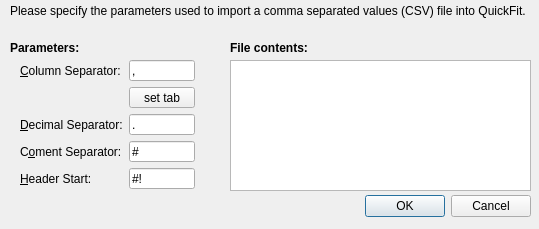
This is lib/qfdlg_csvparameters.ui in jkriege2/QuickFit3 as Qt 5 draws it before an edit. The edited form follows.
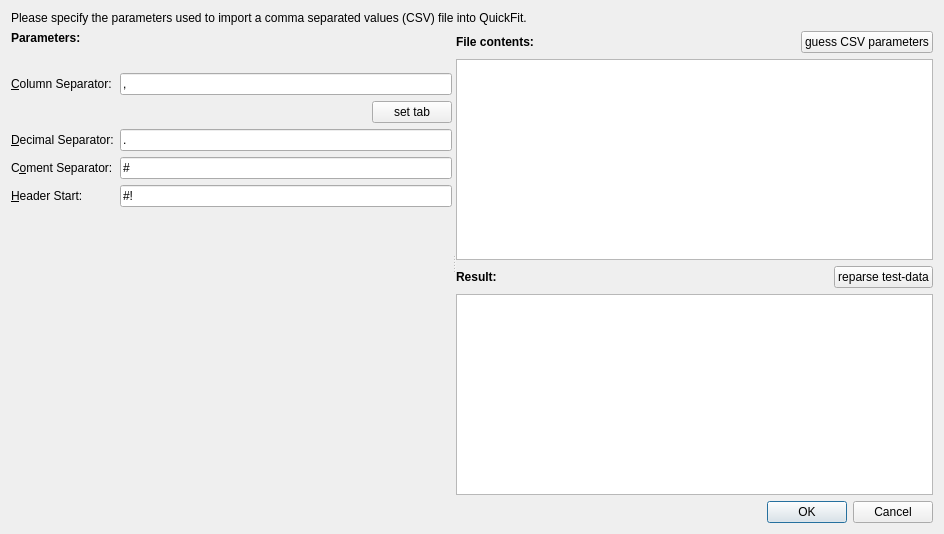
This is the edited form. Custom widgets are drawn as their Qt base class.

Diff of the .ui file:
```diff
--- a/lib/qfdlg_csvparameters.ui
+++ b/lib/qfdlg_csvparameters.ui
@@ -9,8 +9,8 @@
    <rect>
     <x>0</x>
     <y>0</y>
-    <width>539</width>
-    <height>229</height>
+    <width>944</width>
+    <height>534</height>
    </rect>
   </property>
   <property name="minimumSize">
@@ -19,43 +19,15 @@
     <height>229</height>
    </size>
   </property>
-  <property name="maximumSize">
-   <size>
-    <width>539</width>
-    <height>229</height>
-   </size>
-  </property>
   <property name="windowTitle">
    <string>CSV Import Properties</string>
   </property>
   <property name="modal">
    <bool>true</bool>
   </property>
-  <widget class="QDialogButtonBox" name="buttonBox">
-   <property name="geometry">
-    <rect>
-     <x>320</x>
-     <y>190</y>
-     <width>211</width>
-     <height>32</height>
-    </rect>
-   </property>
-   <property name="orientation">
-    <enum>Qt::Horizontal</enum>
-   </property>
-   <property name="standardButtons">
-    <set>QDialogButtonBox::Cancel|QDialogButtonBox::Ok</set>
-   </property>
-  </widget>
+  <layout class="QVBoxLayout" name="verticalLayout_3" stretch="0,1,0">
+   <item>
   <widget class="QLabel" name="label_5">
-   <property name="geometry">
-    <rect>
-     <x>10</x>
-     <y>0</y>
-     <width>521</width>
-     <height>21</height>
-    </rect>
-   </property>
    <property name="text">
     <string>Please specify the parameters used to import a comma separated values (CSV) file into QuickFit.</string>
    </property>
@@ -63,19 +35,52 @@
     <bool>true</bool>
    </property>
   </widget>
+   </item>
+   <item>
+    <widget class="QVisibleHandleSplitter" name="splitter">
+     <property name="orientation">
+      <enum>Qt::Horizontal</enum>
+     </property>
   <widget class="QWidget" name="layoutWidget">
-   <property name="geometry">
-    <rect>
-     <x>20</x>
-     <y>60</y>
-     <width>175</width>
-     <height>129</height>
-    </rect>
-   </property>
+      <layout class="QVBoxLayout" name="verticalLayout">
+       <item>
+        <widget class="QLabel" name="label_6">
+         <property name="font">
+          <font>
+           <weight>75</weight>
+           <bold>true</bold>
+          </font>
+         </property>
+         <property name="text">
+          <string>Parameters:</string>
+         </property>
+        </widget>
+       </item>
+       <item>
+        <widget class="QConfigComboboxWidget" name="widConfig" native="true">
+         <property name="minimumSize">
+          <size>
+           <width>0</width>
+           <height>16</height>
+          </size>
+         </property>
+        </widget>
+       </item>
+       <item>
    <layout class="QFormLayout" name="formLayout">
     <property name="fieldGrowthPolicy">
      <enum>QFormLayout::AllNonFixedFieldsGrow</enum>
     </property>
+         <item row="0" column="0">
+          <widget class="QLabel" name="label">
+           <property name="text">
+            <string>&amp;Column Separator:</string>
+           </property>
+           <property name="buddy">
+            <cstring>edtColumn</cstring>
+           </property>
+          </widget>
+         </item>
     <item row="0" column="1">
      <widget class="QLineEdit" name="edtColumn">
       <property name="text">
@@ -86,6 +91,30 @@
       </property>
      </widget>
     </item>
+         <item row="1" column="1">
+          <layout class="QHBoxLayout" name="horizontalLayout">
+           <item>
+            <spacer name="horizontalSpacer">
+             <property name="orientation">
+              <enum>Qt::Horizontal</enum>
+             </property>
+             <property name="sizeHint" stdset="0">
+              <size>
+               <width>40</width>
+               <height>20</height>
+              </size>
+             </property>
+            </spacer>
+           </item>
+           <item>
+            <widget class="QPushButton" name="btnTab">
+             <property name="text">
+              <string>set tab</string>
+             </property>
+            </widget>
+           </item>
+          </layout>
+         </item>
     <item row="2" column="0">
      <widget class="QLabel" name="label_2">
       <property name="text">
@@ -146,39 +175,59 @@
       </property>
      </widget>
     </item>
-    <item row="0" column="0">
-     <widget class="QLabel" name="label">
-      <property name="text">
-       <string>&amp;Column Separator:</string>
-      </property>
-      <property name="buddy">
-       <cstring>edtColumn</cstring>
-      </property>
+        </layout>
+       </item>
+       <item>
+        <spacer name="verticalSpacer">
+         <property name="orientation">
+          <enum>Qt::Vertical</enum>
+         </property>
+         <property name="sizeHint" stdset="0">
+          <size>
+           <width>20</width>
+           <height>40</height>
+          </size>
+         </property>
+        </spacer>
+       </item>
+      </layout>
      </widget>
-    </item>
-    <item row="1" column="1">
-     <widget class="QPushButton" name="btnTab">
+     <widget class="QWidget" name="layoutWidget">
+      <layout class="QVBoxLayout" name="verticalLayout_2">
+       <item>
+        <layout class="QHBoxLayout" name="horizontalLayout_3" stretch="1,0">
+         <item>
+          <widget class="QLabel" name="label_9">
+           <property name="font">
+            <font>
+             <weight>75</weight>
+             <bold>true</bold>
+            </font>
+           </property>
+           <property name="text">
+            <string>File contents:</string>
+           </property>
+          </widget>
+         </item>
+         <item>
+          <widget class="QPushButton" name="pushButton_2">
       <property name="text">
-       <string>set tab</string>
+            <string>guess CSV parameters</string>
       </property>
      </widget>
     </item>
    </layout>
-  </widget>
+       </item>
+       <item>
   <widget class="QPlainTextEdit" name="txtContents">
-   <property name="geometry">
-    <rect>
-     <x>230</x>
-     <y>60</y>
-     <width>301</width>
-     <height>131</height>
-    </rect>
-   </property>
    <property name="font">
     <font>
      <pointsize>7</pointsize>
     </font>
    </property>
+         <property name="lineWrapMode">
+          <enum>QPlainTextEdit::NoWrap</enum>
+         </property>
    <property name="readOnly">
     <bool>true</bool>
    </property>
@@ -186,15 +235,11 @@
     <bool>false</bool>
    </property>
   </widget>
-  <widget class="QLabel" name="label_6">
-   <property name="geometry">
-    <rect>
-     <x>10</x>
-     <y>40</y>
-     <width>91</width>
-     <height>16</height>
-    </rect>
-   </property>
+       </item>
+       <item>
+        <layout class="QHBoxLayout" name="horizontalLayout_2" stretch="1,0">
+         <item>
+          <widget class="QLabel" name="label_8">
    <property name="font">
     <font>
      <weight>75</weight>
@@ -202,29 +247,52 @@
     </font>
    </property>
    <property name="text">
-    <string>Parameters:</string>
-   </property>
-  </widget>
-  <widget class="QLabel" name="label_7">
-   <property name="geometry">
-    <rect>
-     <x>230</x>
-     <y>40</y>
-     <width>131</width>
-     <height>16</height>
-    </rect>
-   </property>
-   <property name="font">
-    <font>
-     <weight>75</weight>
-     <bold>true</bold>
-    </font>
-   </property>
-   <property name="text">
-    <string>File contents:</string>
-   </property>
-  </widget>
+            <string>Result:</string>
+           </property>
+          </widget>
+         </item>
+         <item>
+          <widget class="QPushButton" name="pushButton">
+           <property name="text">
+            <string>reparse test-data</string>
+           </property>
+          </widget>
+         </item>
+        </layout>
+       </item>
+       <item>
+        <widget class="QTableView" name="tableView"/>
+       </item>
+      </layout>
+     </widget>
+    </widget>
+   </item>
+   <item>
+    <widget class="QDialogButtonBox" name="buttonBox">
+     <property name="orientation">
+      <enum>Qt::Horizontal</enum>
+     </property>
+     <property name="standardButtons">
+      <set>QDialogButtonBox::Cancel|QDialogButtonBox::Ok</set>
+     </property>
+    </widget>
+   </item>
+  </layout>
  </widget>
+ <customwidgets>
+  <customwidget>
+   <class>QVisibleHandleSplitter</class>
+   <extends>QSplitter</extends>
+   <header>qvisiblehandlesplitter.h</header>
+   <container>1</container>
+  </customwidget>
+  <customwidget>
+   <class>QConfigComboboxWidget</class>
+   <extends>QWidget</extends>
+   <header>qconfigcomboboxwidget.h</header>
+   <container>1</container>
+  </customwidget>
+ </customwidgets>
  <resources/>
  <connections>
   <connection>
```
Left out of the diff: 40 changed lines with no effect on the pictures. Lines whose indentation alone changed are shown as unchanged.
